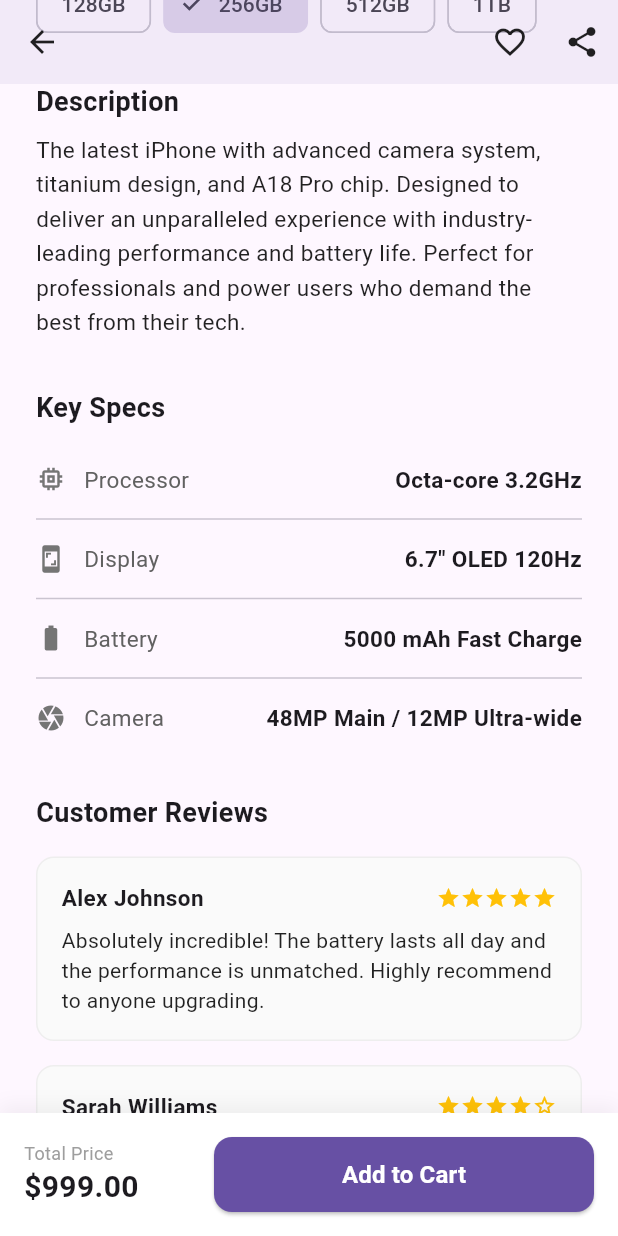
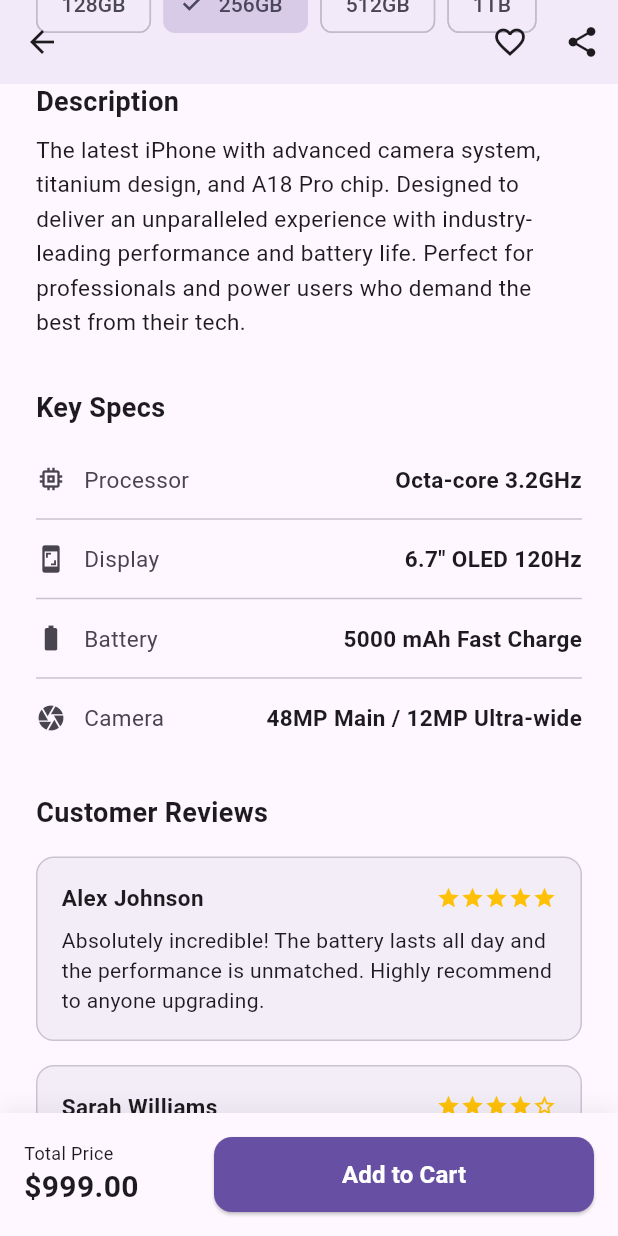
Before and after one commit to ramiru-nonis/mad-_assignment_1, a Flutter app: the ProductDetailScreen screen opened directly with sample values from the repository, scrolled down 576 dp, on a phone screen of 412 x 824 dp. Run offline on Flutter 3.47's test engine with Material 3 defaults, Android fonts, the phone set to English and light mode, and no system bars; our stand-ins replace cached_network_image, google_fonts, shimmer; network calls fail; statements that could not run were skipped.

Commit message:
Complete UI polish for app

```diff
--- a/lib/screens/login_screen.dart
+++ b/lib/screens/login_screen.dart
@@ -37,7 +37,7 @@
                   textAlign: TextAlign.center,
                   style: TextStyle(
                     fontSize: 16,
-                    color: Colors.grey,
+                    color: Theme.of(context).colorScheme.onSurfaceVariant,
                   ),
                 ),
                 const SizedBox(height: 48),
@@ -79,7 +79,7 @@
                     },
                     style: ElevatedButton.styleFrom(
                       backgroundColor: Theme.of(context).primaryColor,
-                      foregroundColor: Colors.white,
+                      foregroundColor: Theme.of(context).colorScheme.onPrimary,
                     ),
                     child: const Text('Login', style: TextStyle(fontSize: 18)),
                   ),
--- a/lib/screens/product_detail_screen.dart
+++ b/lib/screens/product_detail_screen.dart
@@ -1,4 +1,6 @@
 import 'package:flutter/material.dart';
+import 'package:cached_network_image/cached_network_image.dart';
+import 'package:shimmer/shimmer.dart';
 import '../models/product.dart';
 
 class ProductDetailScreen extends StatefulWidget {
@@ -22,7 +24,7 @@
       appBar: AppBar(
         backgroundColor: Colors.transparent,
         elevation: 0,
-        iconTheme: const IconThemeData(color: Colors.black87),
+        iconTheme: IconThemeData(color: Theme.of(context).colorScheme.onSurface),
         actions: [
           IconButton(
             icon: const Icon(Icons.favorite_border),
@@ -41,17 +43,20 @@
             // Hero Image
             Hero(
               tag: widget.product.id,
-              child: Container(
+              child: SizedBox(
                 height: 350,
                 width: double.infinity,
-                color: widget.product.color,
-                child: const SafeArea(
-                  child: Center(
-                    child: Icon(
-                      Icons.devices,
-                      size: 100,
-                      color: Colors.black26,
-                    ),
+                child: CachedNetworkImage(
+                  imageUrl: widget.product.imageUrl,
+                  fit: BoxFit.cover,
+                  placeholder: (context, url) => Shimmer.fromColors(
+                    baseColor: Theme.of(context).colorScheme.surfaceContainerHighest,
+                    highlightColor: Theme.of(context).colorScheme.surface,
+                    child: Container(color: Theme.of(context).colorScheme.surface),
+                  ),
+                  errorWidget: (context, url, error) => Container(
+                    color: Theme.of(context).colorScheme.surfaceContainerHighest,
+                    child: Icon(Icons.broken_image, color: Theme.of(context).colorScheme.onSurfaceVariant),
                   ),
                 ),
               ),
@@ -162,9 +167,9 @@
                   const SizedBox(height: 8),
                   Text(
                     '${widget.product.description} Designed to deliver an unparalleled experience with industry-leading performance and battery life. Perfect for professionals and power users who demand the best from their tech.',
-                    style: const TextStyle(
+                    style: TextStyle(
                       fontSize: 15,
-                      color: Colors.black87,
+                      color: Theme.of(context).colorScheme.onSurface,
                       height: 1.5,
                     ),
                   ),
@@ -225,7 +230,7 @@
         child: Container(
           padding: const EdgeInsets.all(16.0),
           decoration: BoxDecoration(
-            color: Colors.white,
+            color: Theme.of(context).colorScheme.surface,
             boxShadow: [
               BoxShadow(
                 color: Colors.black.withValues(alpha: 0.05),
@@ -246,7 +251,7 @@
                       'Total Price',
                       style: TextStyle(
                         fontSize: 12,
-                        color: Colors.grey,
+                        color: Theme.of(context).colorScheme.onSurfaceVariant,
                       ),
                     ),
                     Text(
@@ -294,13 +299,13 @@
       padding: const EdgeInsets.symmetric(vertical: 8.0),
       child: Row(
         children: [
-          Icon(icon, color: Colors.grey.shade600, size: 20),
+          Icon(icon, color: Theme.of(context).colorScheme.onSurfaceVariant, size: 20),
           const SizedBox(width: 12),
           Text(
             title,
             style: TextStyle(
               fontSize: 15,
-              color: Colors.grey.shade700,
+              color: Theme.of(context).colorScheme.onSurfaceVariant,
             ),
           ),
           const Spacer(),
@@ -320,9 +325,9 @@
     return Container(
       padding: const EdgeInsets.all(16),
       decoration: BoxDecoration(
-        color: Colors.grey.shade50,
+        color: Theme.of(context).colorScheme.surfaceContainer,
         borderRadius: BorderRadius.circular(12),
-        border: Border.all(color: Colors.grey.shade200),
+        border: Border.all(color: Theme.of(context).colorScheme.outlineVariant),
       ),
       child: Column(
         crossAxisAlignment: CrossAxisAlignment.start,
@@ -351,9 +356,9 @@
           const SizedBox(height: 8),
           Text(
             comment,
-            style: const TextStyle(
+            style: TextStyle(
               fontSize: 14,
-              color: Colors.black87,
+              color: Theme.of(context).colorScheme.onSurface,
               height: 1.4,
             ),
           ),
--- a/lib/screens/register_screen.dart
+++ b/lib/screens/register_screen.dart
@@ -107,8 +107,8 @@
                 child: ElevatedButton(
                   onPressed: null, // null makes it disabled
                   style: ElevatedButton.styleFrom(
-                    disabledBackgroundColor: Colors.grey.shade300,
-                    disabledForegroundColor: Colors.grey.shade600,
+                    disabledBackgroundColor: Theme.of(context).colorScheme.surfaceContainerHighest,
+                    disabledForegroundColor: Theme.of(context).colorScheme.onSurface.withValues(alpha: 0.38),
                   ),
                   child: const Text('Create Account', style: TextStyle(fontSize: 18)),
                 ),
--- a/pubspec.yaml
+++ b/pubspec.yaml
@@ -35,6 +35,8 @@
   # Use with the CupertinoIcons class for iOS style icons.
   cupertino_icons: ^1.0.8
   google_fonts: ^8.1.0
+  cached_network_image: ^3.4.1
+  shimmer: ^3.0.0
 
 dev_dependencies:
   flutter_test:
```
Also changed, not shown: lib/models/product.dart (+10 -0 lines), lib/screens/browse_screen.dart (+20 -10 lines), lib/screens/cart_screen.dart (+26 -10 lines), lib/screens/home_screen.dart (+52 -22 lines), lib/screens/profile_screen.dart (+7 -7 lines), pubspec.lock, 1 other file.
